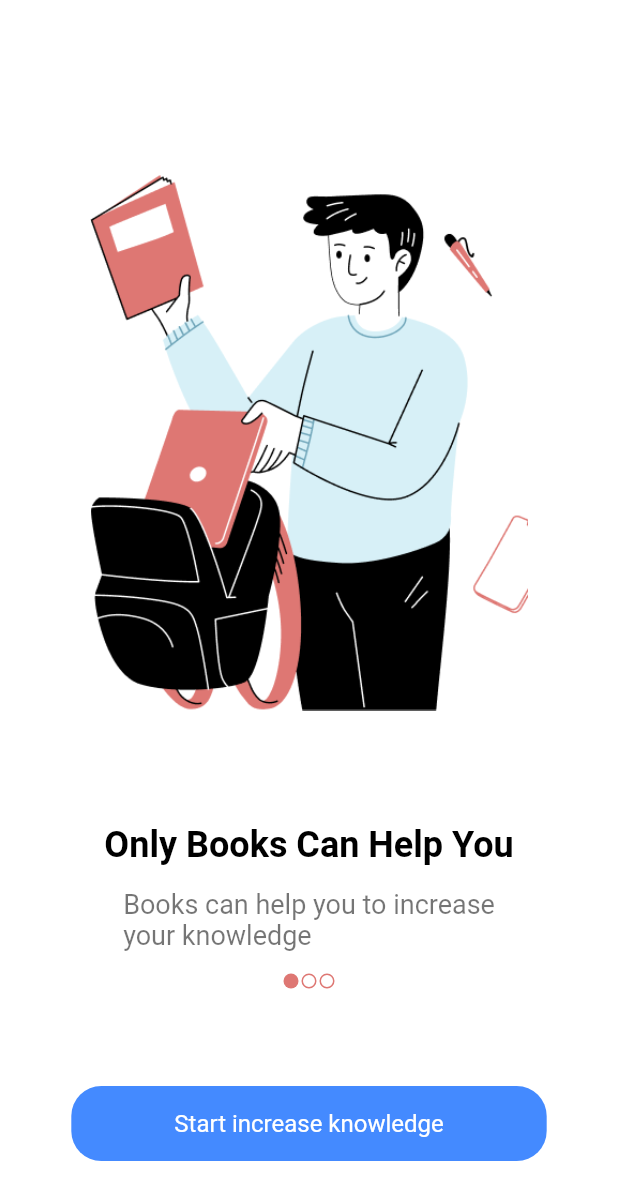
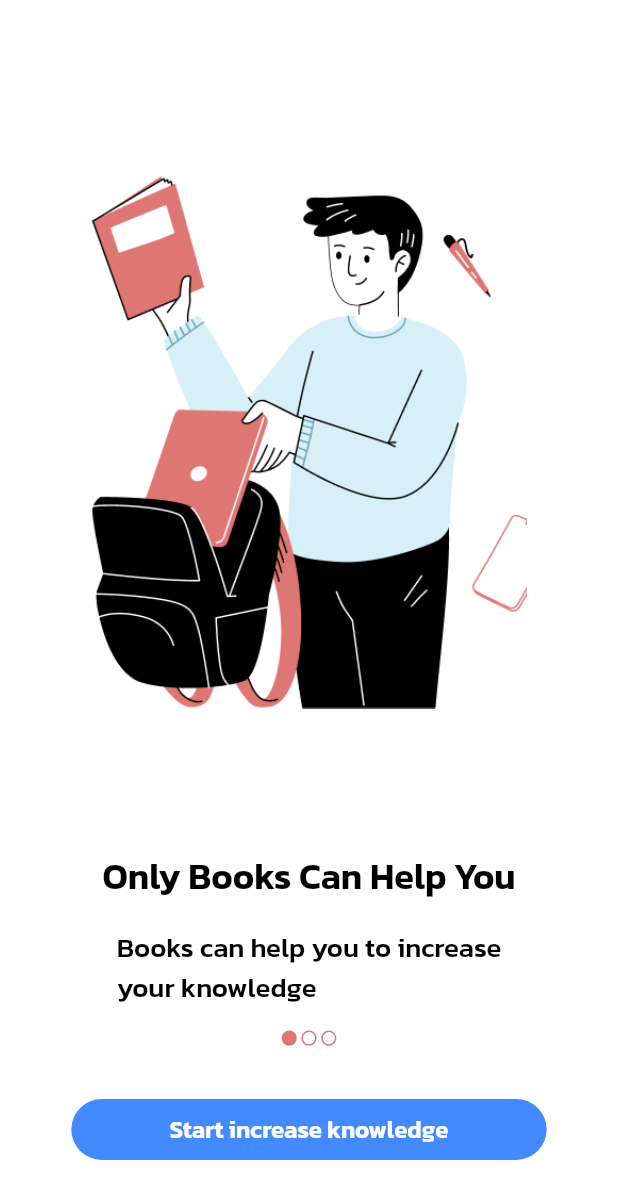
Before and after one commit to bexruz101/book_reader, a Flutter app: the screen it shows after launch, on a phone screen of 412 x 824 dp. Shown: the top 1200 px of the screen. Run offline on Flutter 3.47's test engine with Material 2 defaults, Android fonts, the phone set to English and light mode, and no system bars; our stand-ins replace file_picker, flutter_screenutil, flutter_slidable, flutter_svg, hive, hive_flutter and 1 more; missing offline and left inert: syncfusion_flutter_pdfviewer; accounts and stored records are empty; generated files the repository leaves out were written again; statements that could not run were skipped.

Commit message:
added screen util and theme to main

```diff
--- a/lib/main.dart
+++ b/lib/main.dart
@@ -2,13 +2,15 @@ import 'dart:io';
 import 'package:book_reader/data/db/local_db.dart';
 import 'package:book_reader/model/book_model.dart';
 import 'package:book_reader/utils/app_routes.dart';
+import 'package:book_reader/utils/colors.dart';
+import 'package:book_reader/utils/theme.dart';
 import 'package:flutter/material.dart';
+import 'package:flutter_screenutil/flutter_screenutil.dart';
 import 'package:hive/hive.dart';
 import 'package:hive_flutter/adapters.dart';
 import 'package:path_provider/path_provider.dart';
 
-
-void main() async{
+void main() async {
   WidgetsFlutterBinding.ensureInitialized();
   await Hive.initFlutter();
   Hive.registerAdapter(BookModelAdapter());
@@ -21,10 +23,21 @@ class MyApp extends StatelessWidget {
 
   @override
   Widget build(BuildContext context) {
-    return MaterialApp(
-      debugShowCheckedModeBanner: false,
-      initialRoute: RouteNames.splashScreen,
-      onGenerateRoute: AppRoutes.generateRoute,
-    );
+    return ScreenUtilInit(
+        designSize: const Size(375,812),
+        minTextAdapt: true,
+        splitScreenMode: true,
+
+        builder: (BuildContext context, Widget? child) {
+      return MaterialApp(
+        color: AppColors.white,
+        theme: AppTheme.lightTheme,
+        darkTheme: AppTheme.darkTheme,
+        themeMode: ThemeMode.light,
+        debugShowCheckedModeBanner: false,
+        initialRoute: RouteNames.splashScreen,
+        onGenerateRoute: AppRoutes.generateRoute,
+      );
+    });
   }
 }
--- a/lib/ui/onboarding/welcome_screen.dart
+++ b/lib/ui/onboarding/welcome_screen.dart
@@ -3,6 +3,7 @@ import 'package:book_reader/ui/onboarding/widgets/page_content.dart';
 import 'package:book_reader/utils/colors.dart';
 import 'package:book_reader/utils/images.dart';
 import 'package:flutter/material.dart';
+import 'package:flutter_screenutil/flutter_screenutil.dart';
 import '../../utils/app_routes.dart';
 
 class WelcomeScreen extends StatefulWidget {
@@ -49,20 +50,20 @@ class _WelcomeScreenState extends State<WelcomeScreen> {
                 Dots(num: currentIndex),
               ],
             ),
-            SizedBox(height: 65,),
+            SizedBox(height: 35.h,),
             Ink(
               width: width/1.3,
-              height: 50,
-              decoration: BoxDecoration(color: AppColors.blue,borderRadius: BorderRadius.circular(20)),
+              height: 40.h,
+              decoration: BoxDecoration(color: AppColors.blue,borderRadius: BorderRadius.circular(20.r)),
               child: InkWell(
-                borderRadius: BorderRadius.circular(20),
+                borderRadius: BorderRadius.circular(20.r),
                 onTap: (){
                   Navigator.pushReplacementNamed(context, RouteNames.tabBoxScreen);
                 },
                 child:  Center(child:Text('Start increase knowledge',style: Theme.of(context).textTheme.titleMedium!.copyWith(color: AppColors.white),)),
               ),
             ),
-            const  SizedBox(height: 50,),
+              SizedBox(height: 50.h,),
           ],
         ),
       ),
--- a/lib/ui/onboarding/widgets/dots.dart
+++ b/lib/ui/onboarding/widgets/dots.dart
@@ -1,5 +1,6 @@
 import 'package:book_reader/utils/colors.dart';
 import 'package:flutter/material.dart';
+import 'package:flutter_screenutil/flutter_screenutil.dart';
 
 class Dots extends StatelessWidget {
   const Dots({super.key, required this.num});
@@ -20,8 +21,8 @@ class Dots extends StatelessWidget {
 
 Widget activeDot() {
   return Container(
-    width: 12,
-    height: 10,
+    width: 12.w,
+    height: 10.h,
     decoration: BoxDecoration(
         color: AppColors.C_DE7773,
         shape: BoxShape.circle
@@ -31,8 +32,8 @@ Widget activeDot() {
 
 Widget inActiveDot() {
   return Container(
-    width: 12,
-    height: 10,
+    width: 12.w,
+    height: 10.h,
     decoration: BoxDecoration(
         border: Border.all(color: AppColors.C_DE7773),
         color: AppColors.white,
--- a/lib/ui/onboarding/widgets/page_content.dart
+++ b/lib/ui/onboarding/widgets/page_content.dart
@@ -1,7 +1,6 @@
-import 'package:book_reader/ui/onboarding/widgets/dots.dart';
-import 'package:book_reader/utils/app_routes.dart';
 import 'package:book_reader/utils/colors.dart';
 import 'package:flutter/material.dart';
+import 'package:flutter_screenutil/flutter_screenutil.dart';
 
 class PageContent extends StatelessWidget {
   const PageContent({super.key, required this.mainImage, required this.mainText, required this.text});
@@ -12,21 +11,20 @@ class PageContent extends StatelessWidget {
 
   @override
   Widget build(BuildContext context) {
-     double width = MediaQuery.of(context).size.width;
     return SizedBox(
       width: double.infinity,
       child: Column(
         crossAxisAlignment: CrossAxisAlignment.center,
         children: [
             Container(
-              margin: EdgeInsets.all(60),
+              margin: EdgeInsets.all(60.h),
                 child: Image.asset(mainImage)
             ),
             Spacer(),
             Text(mainText,style: Theme.of(context).textTheme.headlineSmall!.copyWith(color: AppColors.black,fontWeight: FontWeight.w600),),
-            SizedBox(height: 15,),
-            Text(text,style: Theme.of(context).textTheme.bodySmall!.copyWith(fontSize: 18),),
-            SizedBox(height: 15,),
+            SizedBox(height: 15.h,),
+            Text(text,style: Theme.of(context).textTheme.bodySmall!.copyWith(fontSize: 18.sp),),
+            SizedBox(height: 15.h,),
 
 
 
--- a/lib/ui/tab_box/book_list/books_list_screen.dart
+++ b/lib/ui/tab_box/book_list/books_list_screen.dart
@@ -1,6 +1,6 @@
 import 'dart:io';
 import 'package:book_reader/data/db/local_db.dart';
-import 'package:book_reader/ui/tab_box/book_list/pdfFile.dart';
+import 'package:book_reader/ui/tab_box/book_list/widgets/pdfFile.dart';
 import 'package:file_picker/file_picker.dart';
 import 'package:flutter/material.dart';
 import 'package:flutter_slidable/flutter_slidable.dart';
@@ -56,6 +56,7 @@ class _BooksListScreenState extends State<BooksListScreen> {
                 path: file.path!));
             _loadFiles();
           },
+          child: Icon(Icons.upload),
         ),
         body: FutureBuilder<List<BookModel>>(
     future: LocalDatabase.getAllFiles(),
--- a/lib/utils/theme.dart
+++ b/lib/utils/theme.dart
@@ -3,10 +3,16 @@ import 'package:flutter/services.dart';
 import 'colors.dart';
 
 
-
 class AppTheme{
   static ThemeData lightTheme = ThemeData(
       scaffoldBackgroundColor: AppColors.white,
+      bottomNavigationBarTheme:  BottomNavigationBarThemeData(
+          backgroundColor: AppColors.white,
+          selectedItemColor: AppColors.C_DE7773,
+          unselectedItemColor: AppColors.black,
+          showSelectedLabels: true,
+          showUnselectedLabels: true,
+      ),
       appBarTheme: const AppBarTheme(
           elevation: 0,
           backgroundColor: AppColors.white,
@@ -118,14 +124,13 @@ class AppTheme{
 
   static ThemeData darkTheme = ThemeData(
       scaffoldBackgroundColor: AppColors.black,
-      // bottomNavigationBarTheme: const BottomNavigationBarThemeData(
-      //     backgroundColor: AppColors.c1C1243,
-      //     selectedItemColor: AppColors.cFF8A00,
-      //     unselectedItemColor: AppColors.c1C1243,
-      //     showSelectedLabels: true,
-      //     showUnselectedLabels: true,
-      //
-      // ),
+      bottomNavigationBarTheme:  BottomNavigationBarThemeData(
+          backgroundColor: AppColors.black,
+          selectedItemColor: AppColors.C_DE7773,
+          unselectedItemColor: AppColors.white,
+          showSelectedLabels: true,
+          showUnselectedLabels: true,
+      ),
       appBarTheme: const AppBarTheme(
           backgroundColor: AppColors.black,
           systemOverlayStyle: SystemUiOverlayStyle(
```
Also changed, not shown: lib/ui/splash/splash_screen.dart (+8 -6 lines), lib/ui/tab_box/book_list/copy.dart (deleted, +0 -82 lines), lib/ui/tab_box/book_list/widgets/file_picker.dart (deleted, +0 -12 lines), lib/ui/tab_box/book_list/widgets/pdfFile.dart (renamed from lib/ui/tab_box/book_list/pdfFile.dart, +0 -24 lines), lib/ui/tab_box/tab_box_screen.dart (+7 -6 lines).
